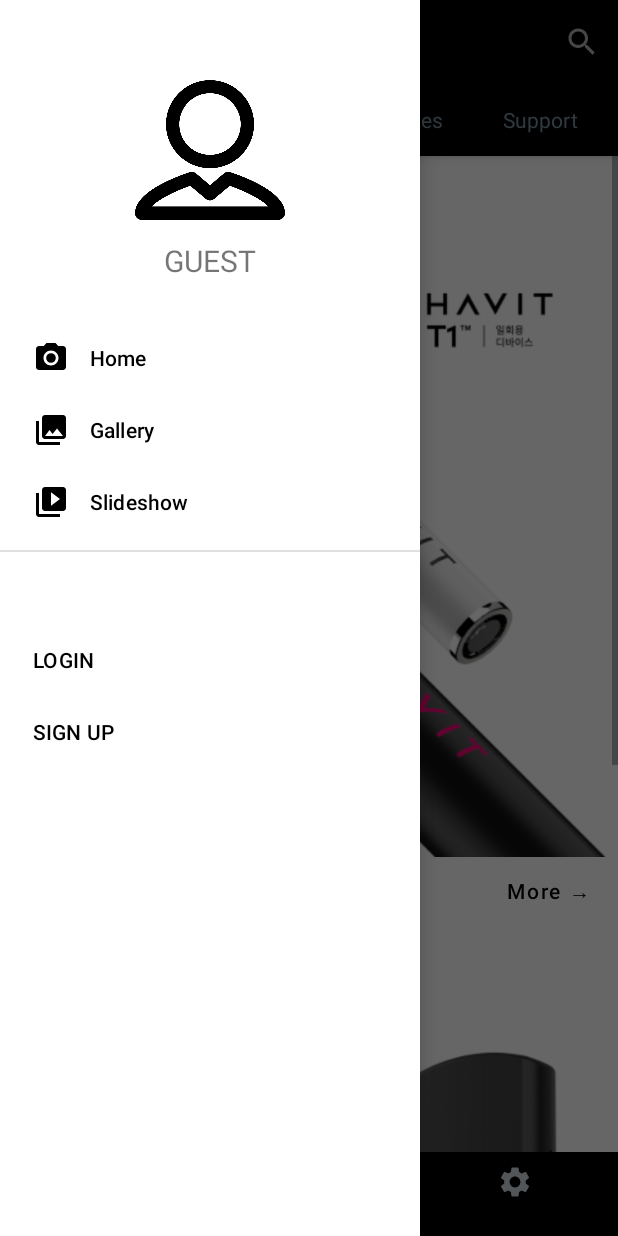
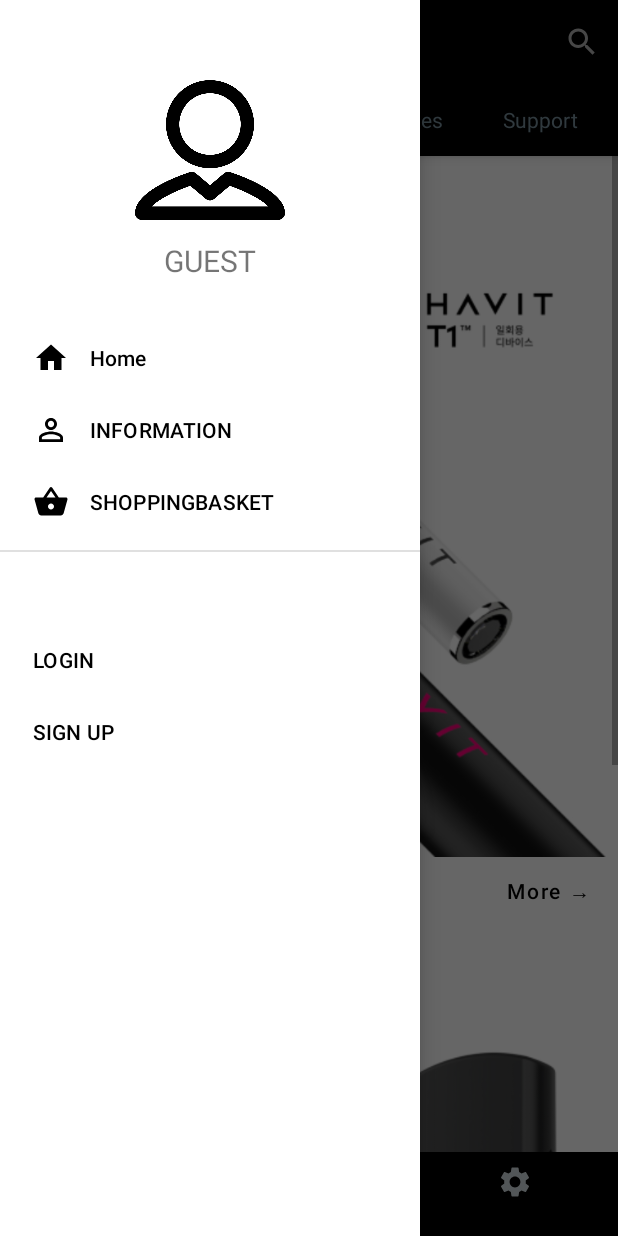
Before and after one commit to havit0987/HavitAndroid, an Android app: the screen it shows after launch (MainActivity), with the side drawer open, on a phone screen of 412 x 824 dp. Run offline under Robolectric (Android 15) with nearby library versions, the phone set to English and light mode, and no system bars.

Commit message:
용규 아이콘수정

```diff
--- /dev/null
+++ b/app/src/main/res/drawable/ic_baseline_perm_identity_24.xml
@@ -0,0 +1,10 @@
+<vector xmlns:android="http://schemas.android.com/apk/res/android"
+    android:width="24dp"
+    android:height="24dp"
+    android:viewportWidth="24"
+    android:viewportHeight="24"
+    android:tint="?attr/colorControlNormal">
+  <path
+      android:fillColor="@android:color/white"
+      android:pathData="M12,5.9c1.16,0 2.1,0.94 2.1,2.1s-0.94,2.1 -2.1,2.1S9.9,9.16 9.9,8s0.94,-2.1 2.1,-2.1m0,9c2.97,0 6.1,1.46 6.1,2.1v1.1L5.9,18.1L5.9,17c0,-0.64 3.13,-2.1 6.1,-2.1M12,4C9.79,4 8,5.79 8,8s1.79,4 4,4 4,-1.79 4,-4 -1.79,-4 -4,-4zM12,13c-2.67,0 -8,1.34 -8,4v3h16v-3c0,-2.66 -5.33,-4 -8,-4z"/>
+</vector>
--- a/app/src/main/res/menu/activity_main_drawer.xml
+++ b/app/src/main/res/menu/activity_main_drawer.xml
@@ -3,19 +3,19 @@
     xmlns:tools="http://schemas.android.com/tools"
     tools:showIn="navigation_view">
 
-    <group android:checkableBehavior="single">
+    <group>
         <item
             android:id="@+id/menu1"
-            android:icon="@drawable/ic_menu_camera"
+            android:icon="@drawable/ic_baseline_home_24"
             android:title="@string/menu_home" />
         <item
             android:id="@+id/menu2"
-            android:icon="@drawable/ic_menu_gallery"
-            android:title="@string/menu_gallery" />
+            android:icon="@drawable/ic_baseline_perm_identity_24"
+            android:title="@string/menu_information" />
         <item
             android:id="@+id/menu3"
-            android:icon="@drawable/ic_menu_slideshow"
-            android:title="@string/menu_slideshow" />
+            android:icon="@drawable/ic_baseline_shopping_basket_24"
+            android:title="@string/menu_basket" />
     </group>
     <item android:title=""
         android:checkableBehavior="single">
--- a/app/src/main/res/values/strings.xml
+++ b/app/src/main/res/values/strings.xml
@@ -8,6 +8,6 @@
     <string name="action_settings">Settings</string>
 
     <string name="menu_home">Home</string>
-    <string name="menu_gallery">Gallery</string>
-    <string name="menu_slideshow">Slideshow</string>
+    <string name="menu_information">INFORMATION</string>
+    <string name="menu_basket">SHOPPINGBASKET</string>
 </resources>
```
Also changed, not shown: app/src/main/res/drawable/ic_baseline_info_24.xml (added, +10 -0 lines), app/src/main/res/drawable/ic_baseline_login_24.xml (added, +10 -0 lines).
